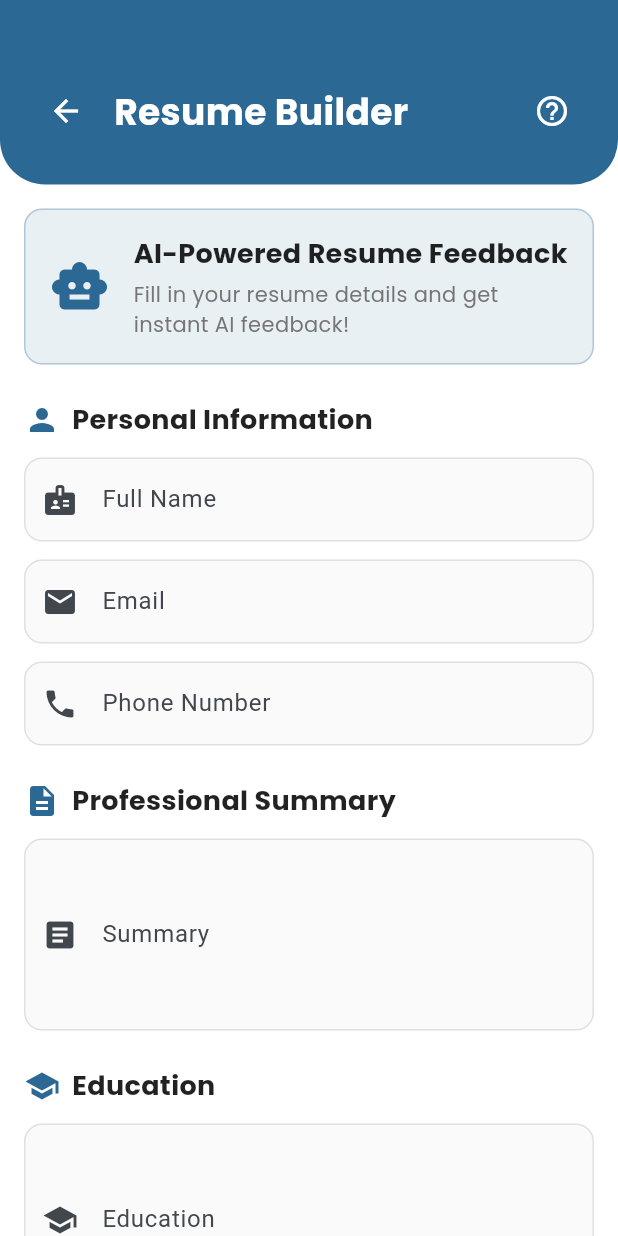
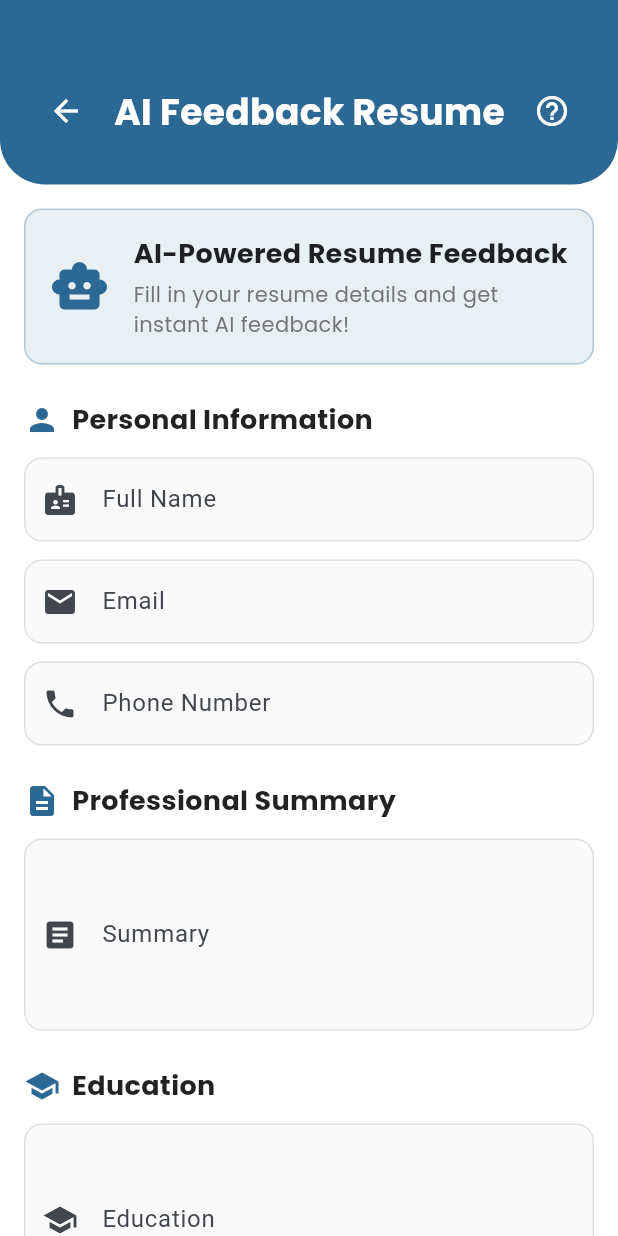
Before and after one commit to Shiroe28/Hakbang-Frontend, a Flutter app: the ResumeBuilderScreen screen opened directly, on a phone screen of 412 x 824 dp. Run offline on Flutter 3.47's test engine with Material 3 defaults, Android fonts, the phone set to English and light mode, and no system bars; our stand-ins replace flutter_secure_storage, google_fonts, image_picker; accounts and stored records are empty.

Commit message:
(Changes) From Resume Builder to AI Feedback Resume

```diff
--- a/lib/screens/main_screen.dart
+++ b/lib/screens/main_screen.dart
@@ -406,7 +406,7 @@ class HomeTabScreen extends StatelessWidget {
                             _buildGridCard(
                               context,
                               icon: Icons.description_rounded,
-                              title: 'Resume Builder',
+                              title: 'AI Feedback Resume',
                               description: 'AI-powered feedback',
                               gradient: const LinearGradient(
                                 colors: [Color(0xFFB4DFED), Color(0xFFC2E5F1)],
--- a/lib/screens/resume_builder_screen.dart
+++ b/lib/screens/resume_builder_screen.dart
@@ -223,7 +223,7 @@ ${_projectsController.text}
                 const SizedBox(width: 8),
                 Expanded(
                   child: Text(
-                    'Resume Builder',
+                    'AI Feedback Resume',
                     style: GoogleFonts.poppins(
                       color: Colors.white,
                       fontSize: 24,
@@ -719,7 +719,7 @@ ${_projectsController.text}
           children: [
             Icon(Icons.help_outline, color: Colors.blue),
             SizedBox(width: 8),
-            Text('Resume Builder Tips'),
+            Text('AI Feedback Resume Tips'),
           ],
         ),
         content: SingleChildScrollView(
```
